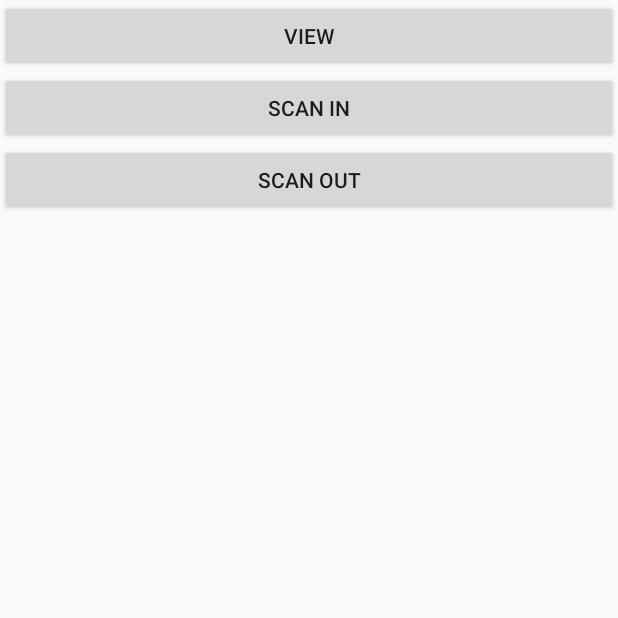
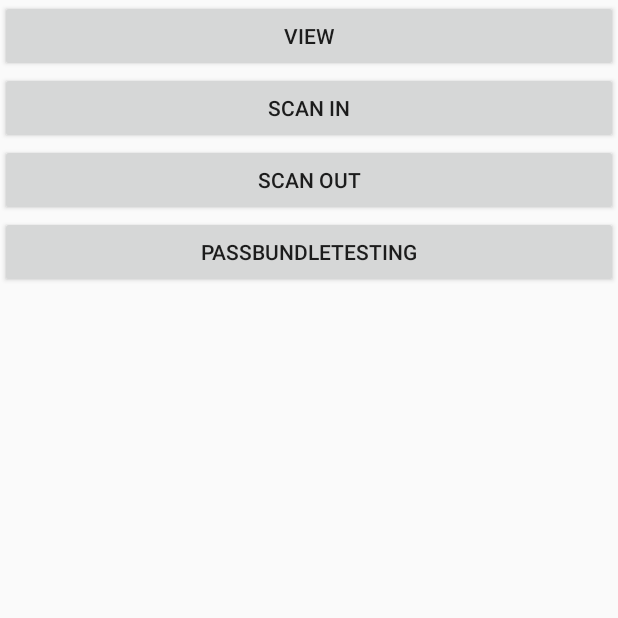
Before and after one commit to TCompuVenture/OrganizeThatCooler-, an Android app built with Jetpack Compose: the SecondActivity screen opened directly, with no data from a screen before it, after a tap on "CLICK ME", on a phone screen of 412 x 824 dp, the top half of it. Run offline under Robolectric (Android 15) with nearby library versions, the phone set to English and light mode, and no system bars.

Commit message:
Add testPushBundle button + code to save to bundle. Code to pull from bundle currently broken, so commented out.

```diff
--- a/app/src/main/java/com/example/mysimpletestapplication/SecondActivity.kt
+++ b/app/src/main/java/com/example/mysimpletestapplication/SecondActivity.kt
@@ -16,6 +16,17 @@ class SecondActivity : AppCompatActivity() {
                 startActivity(it)
             } //Before also: defines an instance of an intent in context of our second activity
             //Also refers to previous context
-    }
+
+        val bundle = intent.extras
+        var textBox: TextView = findViewById<TextView>(R.id.textView2)
+
+        textBox.text = ("Test")
+            //#############################
+            //This is the one line that doesn't work! Once we figure it out, we have persistent data between screens!
+            //#############################
+        //textBox.text = (bundle!!.getString("key1", "No value from MainActivity :("))
+
+        }
+
     }
 }
--- a/app/src/main/res/layout/layout.xml
+++ b/app/src/main/res/layout/layout.xml
@@ -22,4 +22,10 @@
         android:layout_height="wrap_content"
         android:text="Scan Out" />
 
+    <Button
+        android:id="@+id/test"
+        android:layout_width="match_parent"
+        android:layout_height="wrap_content"
+        android:text="passbundletesting" />
+
 </LinearLayout>
```
Also changed, not shown: app/src/main/java/com/example/mysimpletestapplication/MainActivity.kt (+17 -0 lines).
